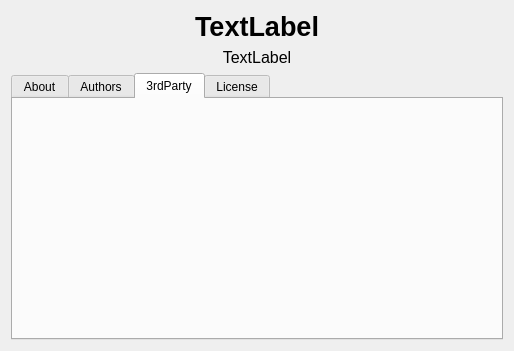
Qt form CDTStudio/Dialogs/dialogabout.ui (chenguanzhou/CDTStudio) before a commit.
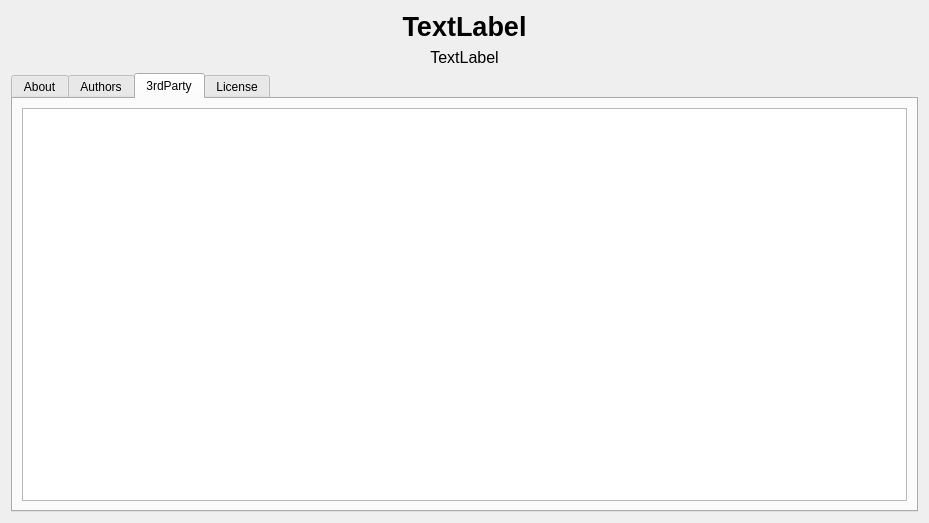
The same form after that commit. The open tabs and pages were chosen to show the change.

Commit message: about 3rdParty

```diff
--- a/CDTStudio/Dialogs/dialogabout.ui
+++ b/CDTStudio/Dialogs/dialogabout.ui
@@ -6,8 +6,8 @@
    <rect>
     <x>0</x>
     <y>0</y>
-    <width>514</width>
-    <height>351</height>
+    <width>929</width>
+    <height>523</height>
    </rect>
   </property>
   <property name="windowTitle">
@@ -95,6 +95,21 @@
         <attribute name="title">
          <string>3rdParty</string>
         </attribute>
+        <layout class="QHBoxLayout" name="horizontalLayout_2">
+         <item>
+          <widget class="QTableWidget" name="tableWidget3rdParty">
+           <property name="editTriggers">
+            <set>QAbstractItemView::NoEditTriggers</set>
+           </property>
+           <property name="selectionMode">
+            <enum>QAbstractItemView::SingleSelection</enum>
+           </property>
+           <attribute name="verticalHeaderVisible">
+            <bool>false</bool>
+           </attribute>
+          </widget>
+         </item>
+        </layout>
        </widget>
        <widget class="QWidget" name="tab_2">
         <attribute name="title">
```
Left out of the diff: 5 changed lines with no effect on the pictures. The commit also changes 7 other files.
